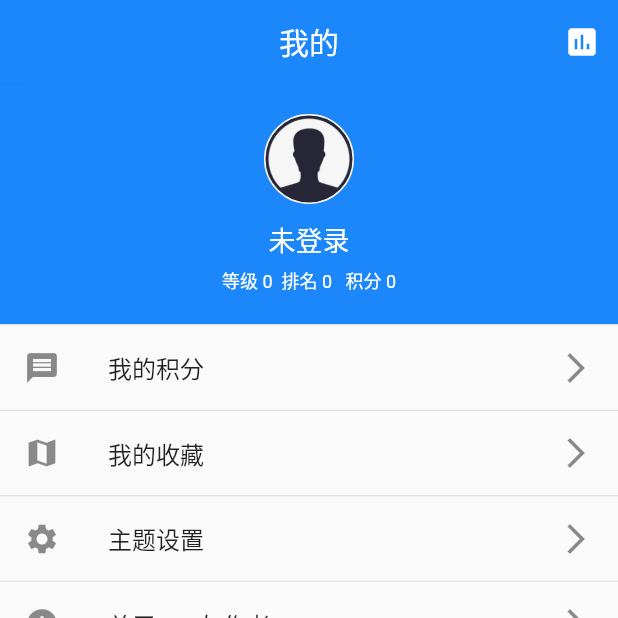
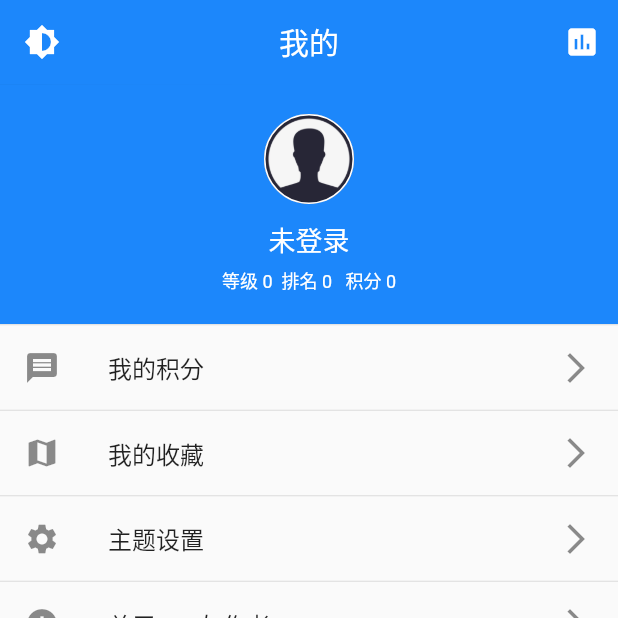
Before and after one commit to seasonZhu/FlutterPlayAndroid, a Flutter app: the screen it shows after launch, item 4 of the bottom bar chosen, on a phone screen of 412 x 824 dp, the top half of it. Run offline on Flutter 3.47's test engine with Material 2 defaults, Android fonts, the phone set to English and light mode, and no system bars; our stand-ins replace dio, event_bus, flutter_bloc, flutter_html, flutter_slidable, flutter_swiper and 5 more; missing offline and left inert: flutter_webview_plugin; network calls fail.

Commit message:
比较暴利的适配黑暗模式

```diff
--- a/lib/EventBus/EventBus.dart
+++ b/lib/EventBus/EventBus.dart
@@ -2,11 +2,16 @@ import 'package:flutter/material.dart';
 
 import 'package:event_bus/event_bus.dart';
 
+// 总线
 EventBus eventBus = EventBus();
 
+// 登录事件
 class LoginEvent {}
+
+// 登出事件
 class LogoutEvent {}
 
+// 改变主题颜色(仅对白天模式有效)
 class ChangeThemeEvent {
 
   Color color;
@@ -14,3 +19,10 @@ class ChangeThemeEvent {
   ChangeThemeEvent(this.color);
 
 }
+
+// 白天模式或者是黑暗模式
+class ChangeThemeBrightness {
+  Brightness brightnessType;
+
+  ChangeThemeBrightness(this.brightnessType);
+}
--- a/lib/My/MyView.dart
+++ b/lib/My/MyView.dart
@@ -24,17 +24,21 @@ class _MyViewState extends State<MyView> {
   String _level = "0";
   String _rank = "0";
   String _coinCount = "0";
+  bool _isOpenDarkMode;
 
   @override
   void initState() {
     super.initState();
     eventBus.on<LoginEvent>().listen((event) {
-      setState(() {
-        _nickname = AccountManager.getInstance().info.nickname;
-        _icon = AccountManager.getInstance().info.icon.isNotEmpty
+      _nickname = AccountManager.getInstance().info.nickname;
+      _icon = AccountManager.getInstance().info.icon.isNotEmpty
             ? AccountManager.getInstance().info.icon
             : "";
+
+      AccountManager.getInstance().getIsOpenDardMode().then((onValue) {
+        _isOpenDarkMode = onValue;
       });
+
       _getUserCoinInfo();
     });
 
@@ -53,6 +57,14 @@ class _MyViewState extends State<MyView> {
   Widget build(BuildContext context) {
     return Scaffold(
       appBar: AppBar(
+        leading: IconButton(
+            icon: Icon(
+              Icons.brightness_6,
+              color: Colors.white,
+            ),
+            onPressed: () {
+              _themeModeChange();
+            }),
         title: Text("我的", style: TextStyle(color: Colors.white)),
         iconTheme: IconThemeData(color: Colors.white),
         elevation: 0.1,
@@ -148,6 +160,12 @@ class _MyViewState extends State<MyView> {
           );
         },
         itemCount: MyListModel.dataSource.length);
+  }
+
+  void _themeModeChange() {
+    _isOpenDarkMode = !_isOpenDarkMode;
+    AccountManager.getInstance().saveOpenDarkMode(_isOpenDarkMode);
+    eventBus.fire(ChangeThemeBrightness(_isOpenDarkMode ? Brightness.dark : Brightness.light));
   }
 
   Future<CoinResponse> _getUserCoinInfo() async {
--- a/lib/My/ThemeSettingView.dart
+++ b/lib/My/ThemeSettingView.dart
@@ -32,7 +32,7 @@ class _ThemeSettingViewState extends State<ThemeSettingView> {
     MyListModel model = ModalRoute.of(context).settings.arguments;
     return Scaffold(
         appBar: AppBar(
-          title: Text(model.title, style: TextStyle(color: Colors.white)),
+          title: Text(model.title + "(仅对白天模式有效)", style: TextStyle(color: Colors.white)),
           iconTheme: IconThemeData(color: Colors.white),
           centerTitle: true, //设置标题是否局中
         ),
--- a/lib/View/PlayAndroidApp.dart
+++ b/lib/View/PlayAndroidApp.dart
@@ -31,24 +31,17 @@ class PlayAndroidApp extends StatefulWidget {
   _PlayAndroidAppState createState() => _PlayAndroidAppState();
 }
 
-class _PlayAndroidAppState extends State<PlayAndroidApp>  {
-  Color themeColor = ThemeUtils.currentColor;
+class _PlayAndroidAppState extends State<PlayAndroidApp> {
+  var themeColor = ThemeUtils.currentColor;
+
+  var themeBrightness = Brightness.light;
 
   @override
   void initState() {
     super.initState();
 
-    // 我一直都很喜欢用await 这个算是第一次使用then然后在闭包中进行计算
-    AccountManager.getInstance().getLastThemeSettingIndex().then((index) {
-      ThemeUtils.currentColor = ThemeUtils.supportColors[index];
-      eventBus.fire(ChangeThemeEvent(ThemeUtils.supportColors[index]));
-    });
-
-    eventBus.on<ChangeThemeEvent>().listen((event) {
-      setState(() {
-        themeColor = event.color;
-      });
-    });
+    _themeColorListener();
+    _themeModeListener();
 
     // 微信SDK注册 这里只是一个例子,实际还要做双端的配置
     //registerWxApi(appId: "",universalLink: "");
@@ -57,15 +50,20 @@ class _PlayAndroidAppState extends State<PlayAndroidApp>  {
   Widget build(BuildContext context) {
     return MaterialApp(
       title: 'Play Android',
-      theme: ThemeData(
-        primaryColor: themeColor,
-        platform: TargetPlatform.iOS,
-      ),
+      theme: _themeData(),
       home: MainView(),
-      routes: {
+      routes: _routes(),
+    );
+  }
+
+  // 路由
+  Map<String, WidgetBuilder> _routes() {
+    return {
       // 首页路由
       Routes.hotKeyView: (context) => HotKeyView(),
-        Routes.searchResultView: (context) => SearchResultView(keyword: PlayAndroidApp.any,),
+      Routes.searchResultView: (context) => SearchResultView(
+            keyword: PlayAndroidApp.any,
+          ),
 
       // 项目和公众号路由
       Routes.informationFlowWebView: (context) => InformationFlowWebView(),
@@ -81,7 +79,54 @@ class _PlayAndroidAppState extends State<PlayAndroidApp>  {
       Routes.myCollectView: (context) => MyCollectView(),
       Routes.themeSettingView: (context) => ThemeSettingView(),
       Routes.aboutAppAndMeView: (context) => AboutAppAndMeView(),
-      },
-    );
+    };
+  }
+
+  void _themeColorListener() {
+    // 我一直都很喜欢用await 这个算是第一次使用then然后在闭包中进行计算
+    AccountManager.getInstance().getLastThemeSettingIndex().then((index) {
+      ThemeUtils.currentColor = ThemeUtils.supportColors[index];
+      eventBus.fire(ChangeThemeEvent(ThemeUtils.supportColors[index]));
+    });
+
+    eventBus.on<ChangeThemeEvent>().listen((event) {
+      setState(() {
+        themeColor = event.color;
+      });
+    });
+  }
+
+  void _themeModeListener() {
+    AccountManager.getInstance().getIsOpenDardMode().then((isOpenDarkMode) {
+      eventBus.fire(ChangeThemeBrightness(
+          isOpenDarkMode ? Brightness.dark : Brightness.light));
+    });
+
+    eventBus.on<ChangeThemeBrightness>().listen((event) {
+      setState(() {
+        themeBrightness = event.brightnessType;
+      });
+    });
+  }
+
+  // 主题数据
+  ThemeData _themeData() {
+    switch (themeBrightness) {
+      case Brightness.dark:
+        return ThemeData.dark();
+        break;
+      case Brightness.light:
+        return ThemeData(
+            primaryColor: themeColor,
+            platform: TargetPlatform.iOS,
+            brightness: Brightness.light);
+        break;
+      default:
+        return ThemeData(
+            primaryColor: themeColor,
+            platform: TargetPlatform.iOS,
+            brightness: Brightness.light);
+        break;
     }
   }
+}
```
Also changed, not shown: lib/Account/AccountManager.dart (+12 -0 lines). Lines whose indentation alone changed are shown as unchanged.
